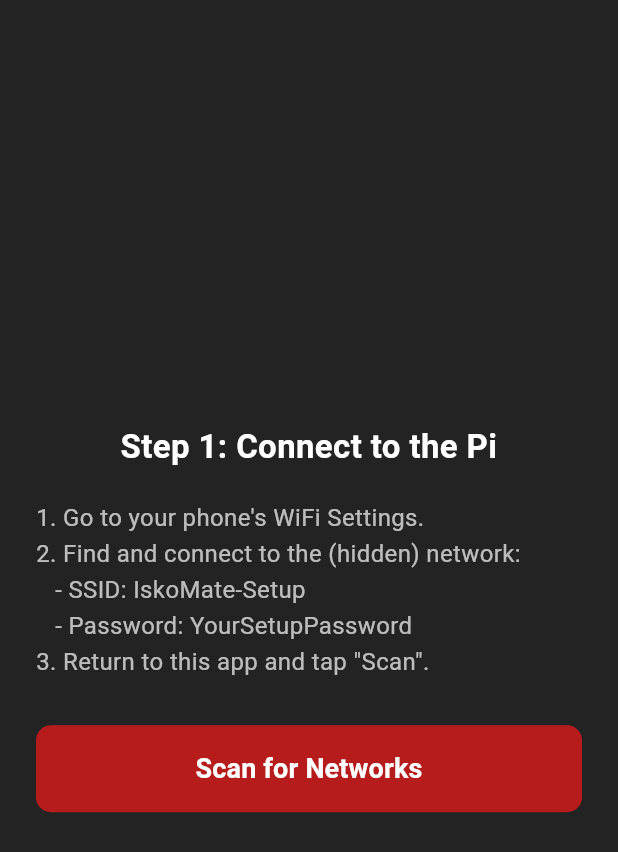
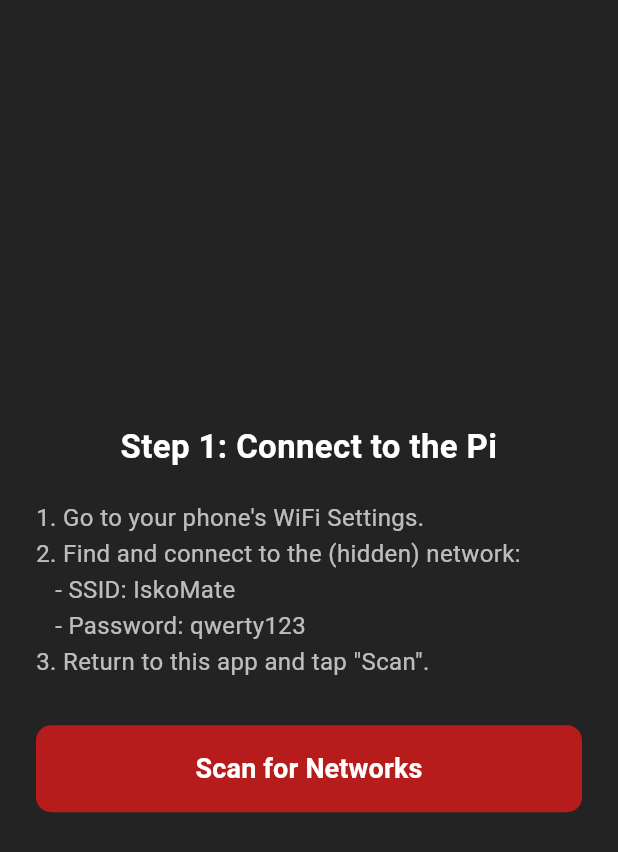
Before and after one commit to romulojr-dev/iskomate, a Flutter app: the ProvisionScreen screen opened directly, on a phone screen of 412 x 824 dp. Shown: the top 852 px of the screen. Run offline on Flutter 3.47's test engine with Material 3 defaults, Android fonts, the phone set to English and light mode, and no system bars; our stand-ins replace cloud_firestore, firebase_core, firebase_database, fl_chart, shared_preferences; missing offline and left inert: flutter_webrtc; accounts and stored records are empty.

Commit message:
final na

```diff
--- a/iskomate/lib/provision_screen.dart
+++ b/iskomate/lib/provision_screen.dart
@@ -212,8 +212,8 @@
         const Text(
           '1. Go to your phone\'s WiFi Settings.\n'
           '2. Find and connect to the (hidden) network:\n'
-          '   - SSID: IskoMate-Setup\n'
-          '   - Password: YourSetupPassword\n'
+          '   - SSID: IskoMate\n'
+          '   - Password: qwerty123\n'
           '3. Return to this app and tap "Scan".',
           style: TextStyle(color: Colors.white70, fontSize: 16, height: 1.5),
         ),
```
